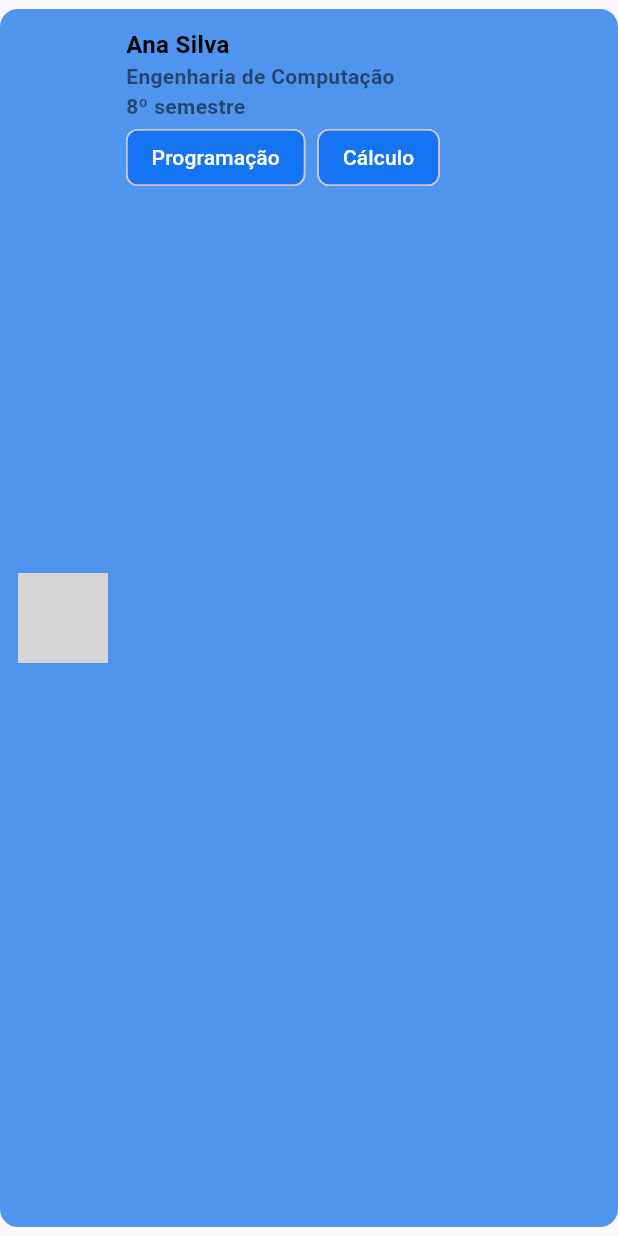
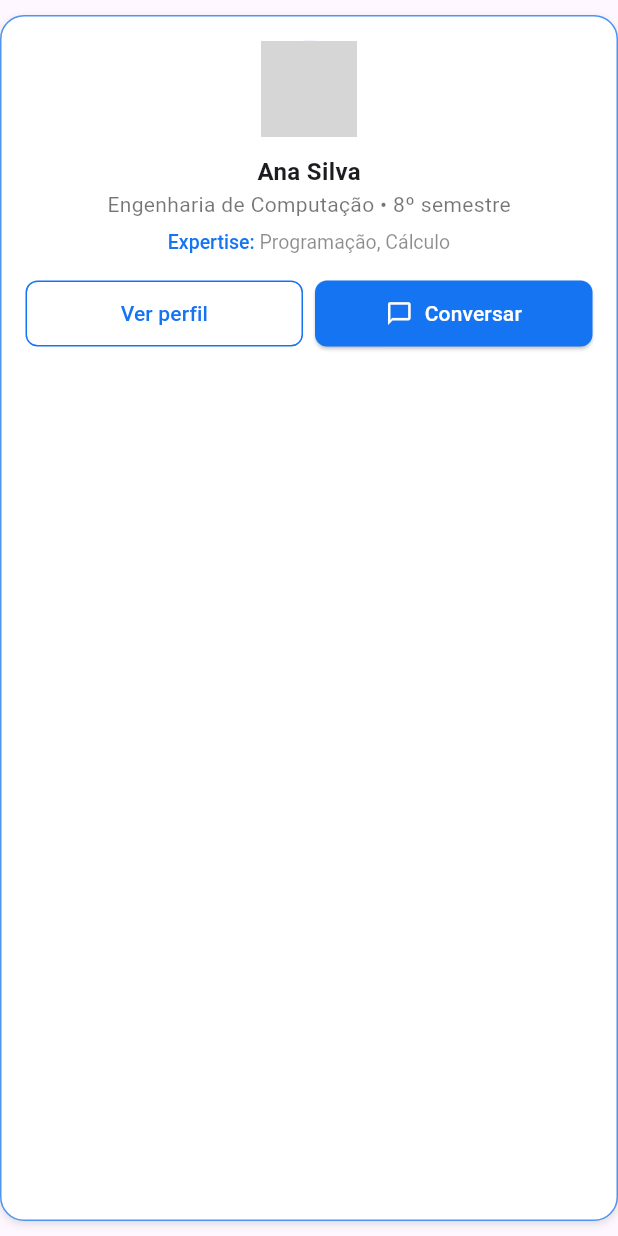
Before and after one commit to joao-fcosta/uni_conecta, a Flutter app: the MentorCard widget shown alone on an empty page, opened directly, on a phone screen of 412 x 824 dp. Run offline on Flutter 3.47's test engine with Material 3 defaults, Android fonts, the light colour scheme and no system bars; network calls fail; grey boxes are pictures that could not be loaded.

Commit message:
Criação do menu modal, ajuste no componente de mentor par ficar igual do site, e ajuste de rotas para o menu modal

```diff
--- a/lib/widgets/mentor_card.dart
+++ b/lib/widgets/mentor_card.dart
@@ -20,47 +20,108 @@ class MentorCard extends StatelessWidget {
   @override
   Widget build(BuildContext context) {
     return Container(
-      margin: const EdgeInsets.symmetric(vertical: 6),
-      padding: const EdgeInsets.all(12),
+      margin: const EdgeInsets.symmetric(vertical: 10),
+      padding: const EdgeInsets.all(16),
       decoration: BoxDecoration(
-        color: purpleLight,
-        borderRadius: BorderRadius.circular(12),
+        color: Colors.white,
+        borderRadius: BorderRadius.circular(16),
+        border: Border.all(color: purpleLight),
+        boxShadow: [
+          BoxShadow(
+            color: Colors.black12,
+            blurRadius: 4,
+            offset: Offset(0, 2),
+          ),
+        ],
       ),
-      child: Row(
+      child: Column(
+        crossAxisAlignment: CrossAxisAlignment.center,
         children: [
+          // Avatar
           CircleAvatar(
             backgroundImage: NetworkImage(imageUrl),
-            radius: 30,
+            radius: 32,
           ),
-          const SizedBox(width: 12),
-          Expanded(
-            child: Column(
-              crossAxisAlignment: CrossAxisAlignment.start,
+          const SizedBox(height: 12),
+
+          // Nome
+          Text(
+            name,
+            style: const TextStyle(
+              fontSize: 16,
+              fontWeight: FontWeight.bold,
+            ),
+          ),
+
+          // Curso e semestre
+          Text(
+            '$course • $semester',
+            style: const TextStyle(
+              fontSize: 14,
+              color: Colors.black54,
+            ),
+          ),
+
+          const SizedBox(height: 8),
+
+          // Expertise
+          RichText(
+            text: TextSpan(
+              text: 'Expertise: ',
+              style: const TextStyle(
+                color: purple,
+                fontWeight: FontWeight.w500,
+                fontSize: 13,
+              ),
               children: [
-                Text(name,
-                    style: const TextStyle(
-                        fontWeight: FontWeight.bold,
-                        fontSize: 16,
-                        color: Colors.black)),
-                Text(course,
-                    style:
-                        const TextStyle(fontWeight: FontWeight.w600, color: Colors.black54)),
-                Text(semester,
-                    style:
-                        const TextStyle(fontWeight: FontWeight.w600, color: Colors.black54)),
-                Wrap(
-                  spacing: 8,
-                  children: expertise
-                      .map((e) => Chip(
-                            label: Text(e),
-                            backgroundColor: purple,
-                            labelStyle: const TextStyle(color: Colors.white),
-                          ))
-                      .toList(),
-                )
+                TextSpan(
+                  text: expertise.join(', '),
+                  style: const TextStyle(
+                    color: Colors.black45,
+                    fontWeight: FontWeight.normal,
+                  ),
+                ),
               ],
             ),
-          )
+          ),
+
+          const SizedBox(height: 16),
+
+          // Botões
+          Row(
+            children: [
+              Expanded(
+                child: OutlinedButton(
+                  onPressed: () {},
+                  style: OutlinedButton.styleFrom(
+                    foregroundColor: purple,
+                    side: BorderSide(color: purple),
+                    shape: RoundedRectangleBorder(
+                      borderRadius: BorderRadius.circular(8),
+                    ),
+                    padding: const EdgeInsets.symmetric(vertical: 12),
+                  ),
+                  child: const Text('Ver perfil'),
+                ),
+              ),
+              const SizedBox(width: 8),
+              Expanded(
+                child: ElevatedButton.icon(
+                  onPressed: () {},
+                  icon: const Icon(Icons.chat_bubble_outline, size: 18),
+                  label: const Text('Conversar'),
+                  style: ElevatedButton.styleFrom(
+                    backgroundColor: purple,
+                    foregroundColor: Colors.white,
+                    shape: RoundedRectangleBorder(
+                      borderRadius: BorderRadius.circular(8),
+                    ),
+                    padding: const EdgeInsets.symmetric(vertical: 12),
+                  ),
+                ),
+              ),
+            ],
+          ),
         ],
       ),
     );
```
Also changed, not shown: lib/screens/map_screen/map_screen.dart (+31 -22 lines), lib/widgets/bottom_navigation.dart (+12 -0 lines), lib/widgets/menu_modal.dart (added, +74 -0 lines).
